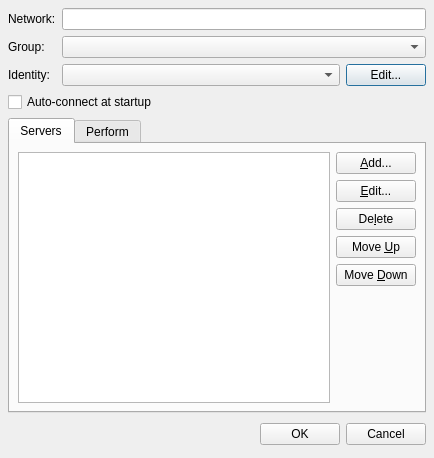
Qt form gui/networkeditdlg.ui (quassel/quassel) before a commit.
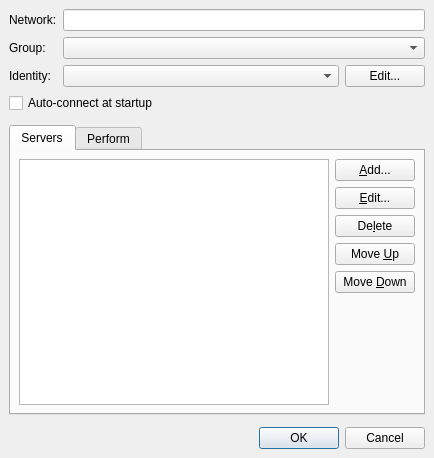
The same form after that commit.

Commit message: More small changes, working on the dialogs right now.

```diff
--- a/gui/networkeditdlg.ui
+++ b/gui/networkeditdlg.ui
@@ -17,7 +17,7 @@
   </property>
   <layout class="QVBoxLayout" >
    <property name="margin" >
-    <number>8</number>
+    <number>9</number>
    </property>
    <property name="spacing" >
     <number>6</number>
@@ -98,8 +98,14 @@
      </property>
     </widget>
    </item>
+   <item>
+    <widget class="QWidget" native="1" name="widget" />
+   </item>
    <item>
     <widget class="QTabWidget" name="tabWidget" >
+     <property name="currentIndex" >
+      <number>0</number>
+     </property>
      <widget class="QWidget" name="tab" >
       <attribute name="title" >
        <string>Servers</string>
@@ -183,7 +189,7 @@
         </layout>
        </item>
       </layout>
-      <widget class="QWidget" name="" >
+      <widget class="QWidget" native="1" name="widget" >
        <property name="geometry" >
         <rect>
          <x>230</x>
@@ -230,63 +236,19 @@
     </widget>
    </item>
    <item>
-    <layout class="QHBoxLayout" >
-     <property name="margin" >
-      <number>0</number>
+    <widget class="QWidget" native="1" name="layoutWidget" />
+   </item>
+   <item>
+    <widget class="QDialogButtonBox" name="buttonBox" >
+     <property name="orientation" >
+      <enum>Qt::Horizontal</enum>
      </property>
-     <property name="spacing" >
-      <number>6</number>
+     <property name="standardButtons" >
+      <set>QDialogButtonBox::Cancel|QDialogButtonBox::NoButton|QDialogButtonBox::Ok</set>
      </property>
-     <item>
-      <spacer>
-       <property name="orientation" >
-        <enum>Qt::Horizontal</enum>
-       </property>
-       <property name="sizeHint" >
-        <size>
-         <width>275</width>
-         <height>31</height>
-        </size>
-       </property>
-      </spacer>
-     </item>
-     <item>
-      <widget class="QPushButton" name="okButton" >
-       <property name="text" >
-        <string>OK</string>
-       </property>
-      </widget>
-     </item>
-     <item>
-      <widget class="QPushButton" name="cancelButton" >
-       <property name="text" >
-        <string>Cancel</string>
-       </property>
-      </widget>
-     </item>
-    </layout>
+    </widget>
    </item>
   </layout>
-  <widget class="QWidget" name="" >
-   <property name="geometry" >
-    <rect>
-     <x>10</x>
-     <y>110</y>
-     <width>461</width>
-     <height>331</height>
-    </rect>
-   </property>
-  </widget>
-  <widget class="QWidget" name="layoutWidget" >
-   <property name="geometry" >
-    <rect>
-     <x>11</x>
-     <y>407</y>
-     <width>459</width>
-     <height>33</height>
-    </rect>
-   </property>
-  </widget>
  </widget>
  <pixmapfunction></pixmapfunction>
  <resources/>
```
Left out of the diff: 32 changed lines with no effect on the pictures. The commit also changes 6 other files.
